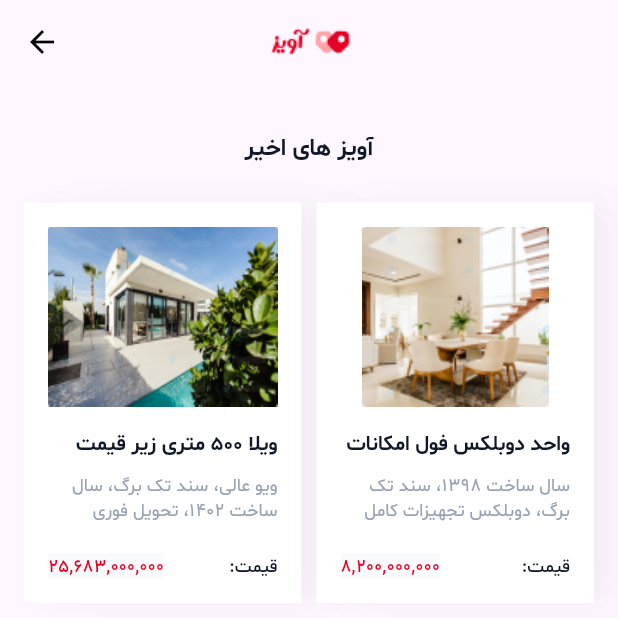
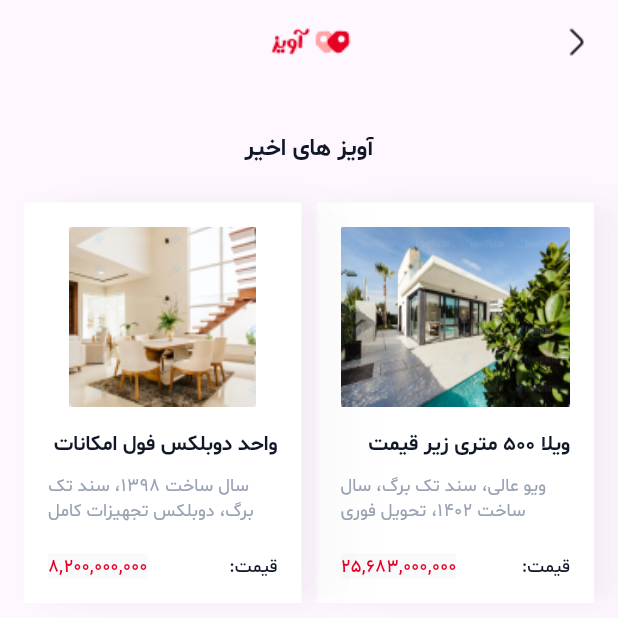
Before and after one commit to mr-gheibi/aviz-ui, a Flutter app: the ViewAllAvizesScreen screen opened directly with empty values, on a phone screen of 412 x 824 dp, the top half of it. Run offline on Flutter 3.47's test engine with Material 3 defaults, Android fonts, the phone set to English and light mode, and no system bars; our stand-ins replace dotted_border, flutter_map, flutter_otp_text_field, fluttertoast, latlong2, smooth_page_indicator and 1 more.

Commit message:
Minor changes

```diff
--- a/lib/screens/add_aviz/info_page.dart
+++ b/lib/screens/add_aviz/info_page.dart
@@ -271,6 +271,7 @@ class _InfoPageState extends State<InfoPage> {
               fontColor: grey700Color,
               fontSize: 24,
               iconsColor: primaryColor,
+              max: 9999,
             ),
           ),
         ],
--- a/lib/screens/view_all_avizes.dart
+++ b/lib/screens/view_all_avizes.dart
@@ -14,7 +14,9 @@ class ViewAllAvizesScreen extends StatelessWidget {
 
   @override
   Widget build(BuildContext context) {
-    return Scaffold(
+    return Directionality(
+      textDirection: TextDirection.rtl,
+      child: Scaffold(
         appBar: AppBar(
           title: Image(image: AssetImage('assets/images/appbar-logo.png')),
           centerTitle: true,
@@ -23,6 +25,12 @@ class ViewAllAvizesScreen extends StatelessWidget {
           actionsIconTheme: IconThemeData(color: Colors.black),
           iconTheme: IconThemeData(color: Colors.black),
           scrolledUnderElevation: 0,
+          leading: IconButton(
+            icon: ImageIcon(AssetImage('assets/images/arrow-right.png')),
+            onPressed: () {
+              Navigator.pop(context);
+            },
+          ),
         ),
         body: SafeArea(
           child: Padding(
@@ -182,6 +190,7 @@ class ViewAllAvizesScreen extends StatelessWidget {
             ),
           ),
         ),
+      ),
     );
   }
 }
```
Lines whose indentation alone changed are shown as unchanged.
